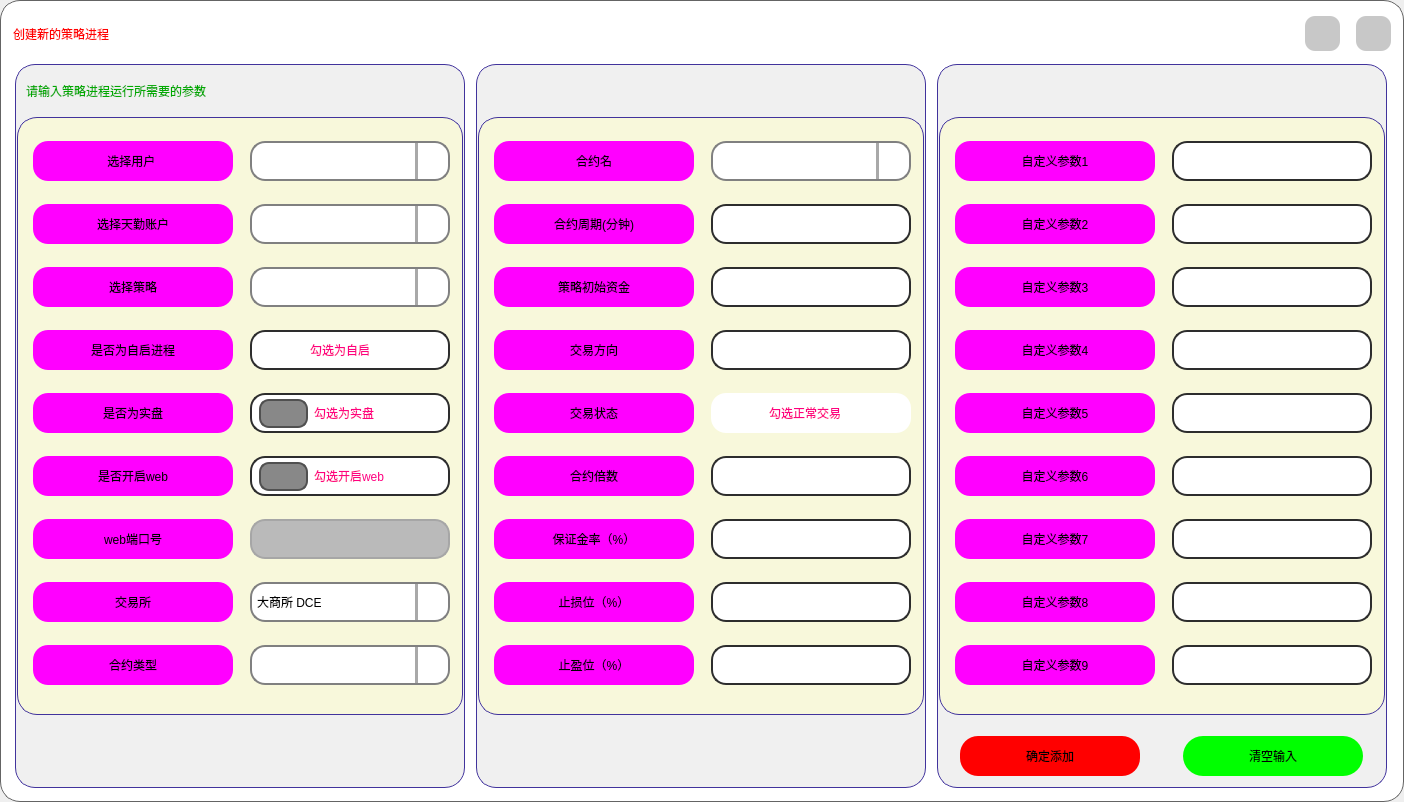
Old version of the form UI/CreateNewProcess_light.ui in the repository shiyindebcd/ProcessTrader.
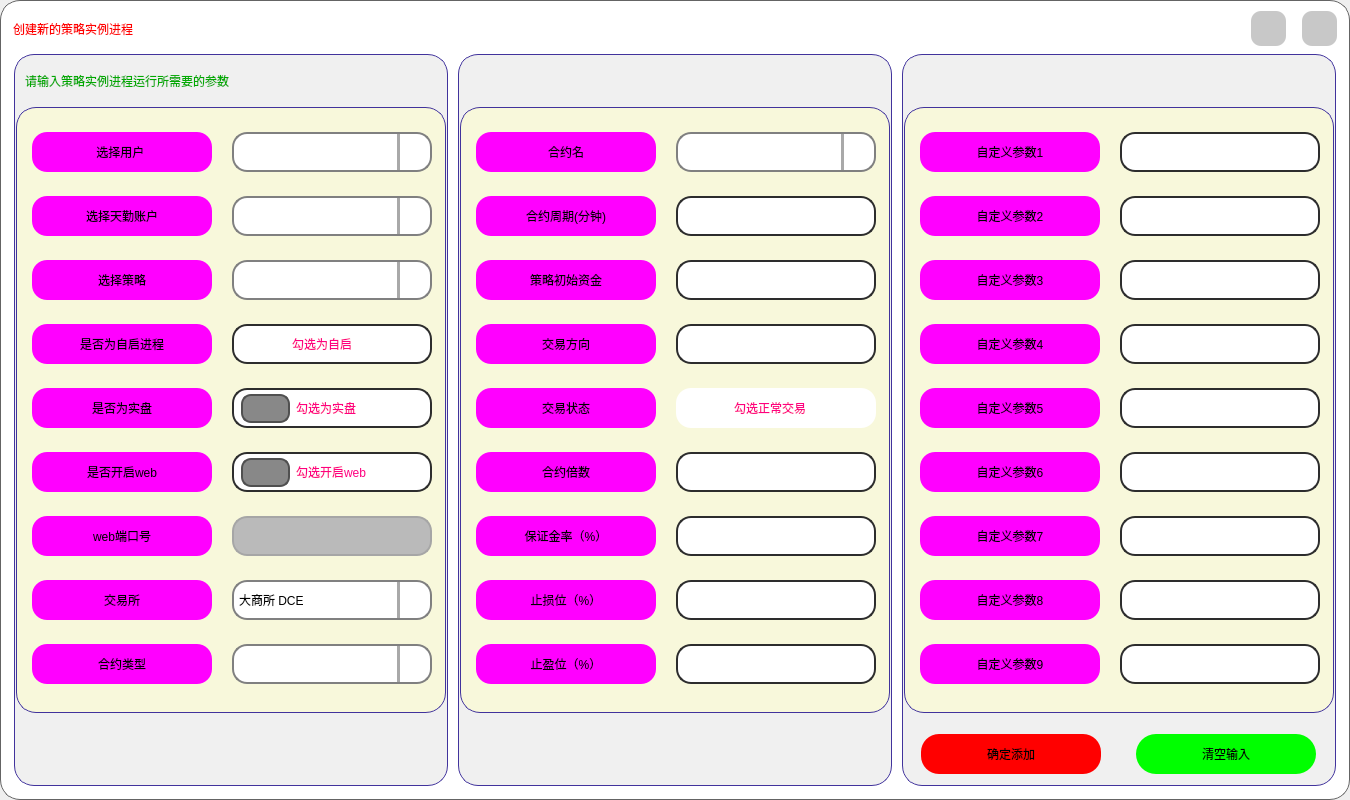
New version of the form. Icons and pictures are not drawn.

Diff of the .ui file:
```diff
--- a/UI/CreateNewProcess_light.ui
+++ b/UI/CreateNewProcess_light.ui
@@ -6,10 +6,22 @@
    <rect>
     <x>0</x>
     <y>0</y>
-    <width>1404</width>
-    <height>802</height>
+    <width>1350</width>
+    <height>800</height>
    </rect>
   </property>
+  <property name="minimumSize">
+   <size>
+    <width>0</width>
+    <height>0</height>
+   </size>
+  </property>
+  <property name="maximumSize">
+   <size>
+    <width>1350</width>
+    <height>800</height>
+   </size>
+  </property>
   <property name="windowTitle">
    <string>Form</string>
   </property>
@@ -34,6 +46,18 @@
    </property>
    <item>
     <widget class="QFrame" name="frame_3">
+     <property name="minimumSize">
+      <size>
+       <width>1350</width>
+       <height>800</height>
+      </size>
+     </property>
+     <property name="maximumSize">
+      <size>
+       <width>1350</width>
+       <height>800</height>
+      </size>
+     </property>
      <property name="styleSheet">
       <string notr="true">QFrame {
 	background-color: rgb(255, 255, 255);
@@ -99,7 +123,7 @@
            <property name="minimumSize">
             <size>
              <width>0</width>
-             <height>50</height>
+             <height>40</height>
             </size>
            </property>
            <property name="maximumSize">
@@ -114,7 +138,7 @@
 border: none;</string>
            </property>
            <property name="text">
-            <string>创建新的策略进程</string>
+            <string>创建新的策略实例进程</string>
            </property>
           </widget>
          </item>
@@ -296,16 +320,16 @@
         </property>
         <layout class="QHBoxLayout" name="horizontalLayout">
          <property name="spacing">
-          <number>0</number>
+          <number>10</number>
          </property>
          <property name="leftMargin">
-          <number>0</number>
+          <number>10</number>
          </property>
          <property name="topMargin">
           <number>0</number>
          </property>
          <property name="rightMargin">
-          <number>0</number>
+          <number>10</number>
          </property>
          <property name="bottomMargin">
           <number>10</number>
@@ -314,7 +338,7 @@
           <widget class="QFrame" name="frame_56">
            <property name="minimumSize">
             <size>
-             <width>450</width>
+             <width>430</width>
              <height>0</height>
             </size>
            </property>
@@ -394,7 +418,7 @@
 border: none;</string>
                  </property>
                  <property name="text">
-                  <string>请输入策略进程运行所需要的参数</string>
+                  <string>请输入策略实例进程运行所需要的参数</string>
                  </property>
                 </widget>
                </item>
@@ -451,13 +475,13 @@
                  </property>
                  <property name="minimumSize">
                   <size>
-                   <width>205</width>
+                   <width>185</width>
                    <height>0</height>
                   </size>
                  </property>
                  <property name="maximumSize">
                   <size>
-                   <width>205</width>
+                   <width>185</width>
                    <height>1000</height>
                   </size>
                  </property>
@@ -490,13 +514,13 @@
                    <widget class="QLabel" name="label_select_clients_name1">
                     <property name="minimumSize">
                      <size>
-                      <width>200</width>
+                      <width>180</width>
                       <height>40</height>
                      </size>
                     </property>
                     <property name="maximumSize">
                      <size>
-                      <width>200</width>
+                      <width>180</width>
                       <height>40</height>
                      </size>
                     </property>
@@ -534,13 +558,13 @@
                     </property>
                     <property name="minimumSize">
                      <size>
-                      <width>200</width>
+                      <width>180</width>
                       <height>40</height>
                      </size>
                     </property>
                     <property name="maximumSize">
                      <size>
-                      <width>20</width>
+                      <width>180</width>
                       <height>40</height>
                      </size>
                     </property>
@@ -578,13 +602,13 @@
                     </property>
                     <property name="minimumSize">
                      <size>
-                      <width>200</width>
+                      <width>180</width>
                       <height>40</height>
                      </size>
                     </property>
                     <property name="maximumSize">
                      <size>
-                      <width>200</width>
+                      <width>180</width>
                       <height>40</height>
                      </size>
                     </property>
@@ -619,13 +643,13 @@
                    <widget class="QLabel" name="label_whether_self_start">
                     <property name="minimumSize">
                      <size>
-                      <width>200</width>
+                      <width>180</width>
                       <height>40</height>
                      </size>
                     </property>
                     <property name="maximumSize">
                      <size>
-                      <width>200</width>
+                      <width>180</width>
                       <height>40</height>
                      </size>
                     </property>
@@ -663,13 +687,13 @@
                     </property>
                     <property name="minimumSize">
                      <size>
-                      <width>200</width>
+                      <width>180</width>
                       <height>40</height>
                      </size>
                     </property>
                     <property name="maximumSize">
                      <size>
-                      <width>200</width>
+                      <width>180</width>
                       <height>40</height>
                      </size>
                     </property>
@@ -704,13 +728,13 @@
                    <widget class="QLabel" name="label_whether_open_web_services">
                     <property name="minimumSize">
                      <size>
-                      <width>200</width>
+                      <width>180</width>
                       <height>40</height>
                      </size>
                     </property>
                     <property name="maximumSize">
                      <size>
-                      <width>200</width>
+                      <width>180</width>
                       <height>40</height>
                      </size>
                     </property>
@@ -745,13 +769,13 @@
                    <widget class="QLabel" name="label_web_port">
                     <property name="minimumSize">
                      <size>
-                      <width>200</width>
+                      <width>180</width>
                       <height>40</height>
                      </size>
                     </property>
                     <property name="maximumSize">
                      <size>
-                      <width>200</width>
+                      <width>180</width>
                       <height>40</height>
                      </size>
                     </property>
@@ -786,13 +810,13 @@
                    <widget class="QLabel" name="label_exchange">
                     <property name="minimumSize">
                      <size>
-                      <width>200</width>
+                      <width>180</width>
                       <height>40</height>
                      </size>
                     </property>
                     <property name="maximumSize">
                      <size>
-                      <width>200</width>
+                      <width>180</width>
                       <height>40</height>
                      </size>
                     </property>
@@ -827,13 +851,13 @@
                    <widget class="QLabel" name="label_5">
                     <property name="minimumSize">
                      <size>
-                      <width>200</width>
+                      <width>180</width>
                       <height>40</height>
                      </size>
                     </property>
                     <property name="maximumSize">
                      <size>
-                      <width>200</width>
+                      <width>180</width>
                       <height>40</height>
                      </size>
                     </property>
@@ -1844,7 +1868,7 @@
            </property>
            <property name="minimumSize">
             <size>
-             <width>450</width>
+             <width>430</width>
              <height>0</height>
             </size>
            </property>
@@ -1951,13 +1975,13 @@
                  </property>
                  <property name="minimumSize">
                   <size>
-                   <width>205</width>
+                   <width>185</width>
                    <height>0</height>
                   </size>
                  </property>
                  <property name="maximumSize">
                   <size>
-                   <width>205</width>
+                   <width>185</width>
                    <height>1000</height>
                   </size>
                  </property>
@@ -1990,13 +2014,13 @@
                    <widget class="QLabel" name="label_symbol">
                     <property name="minimumSize">
                      <size>
-                      <width>200</width>
+                      <width>180</width>
                       <height>40</height>
                      </size>
                     </property>
                     <property name="maximumSize">
                      <size>
-                      <width>200</width>
+                      <width>180</width>
                       <height>40</height>
                      </size>
                     </property>
@@ -2028,13 +2052,13 @@
                    <widget class="QLabel" name="label_symbol_period">
                     <property name="minimumSize">
                      <size>
-                      <width>200</width>
+                      <width>180</width>
                       <height>40</height>
                      </size>
                     </property>
                     <property name="maximumSize">
                      <size>
-                      <width>200</width>
+                      <width>180</width>
                       <height>40</height>
                      </size>
                     </property>
@@ -2069,13 +2093,13 @@
                    <widget class="QLabel" name="label_initial_capital">
                     <property name="minimumSize">
                      <size>
-                      <width>200</width>
+                      <width>180</width>
                       <height>40</height>
                      </size>
                     </property>
                     <property name="maximumSize">
                      <size>
-                      <width>200</width>
+                      <width>180</width>
                       <height>40</height>
                      </size>
                     </property>
@@ -2110,13 +2134,13 @@
                    <widget class="QLabel" name="label_orientation">
                     <property name="minimumSize">
                      <size>
-                      <width>200</width>
+                      <width>180</width>
                       <height>40</height>
                      </size>
                     </property>
                     <property name="maximumSize">
                      <size>
-                      <width>200</width>
+                      <width>180</width>
                       <height>40</height>
                      </size>
                     </property>
@@ -2151,13 +2175,13 @@
                    <widget class="QLabel" name="label_trading_status">
                     <property name="minimumSize">
                      <size>
-                      <width>200</width>
+                      <width>180</width>
                       <height>40</height>
                      </size>
                     </property>
                     <property name="maximumSize">
                      <size>
-                      <width>200</width>
+                      <width>180</width>
                       <height>40</height>
                      </size>
                     </property>
@@ -2189,13 +2213,13 @@
                    <widget class="QLabel" name="label_contract_multiples">
                     <property name="minimumSize">
                      <size>
-                      <width>200</width>
+                      <width>180</width>
                       <height>40</height>
                      </size>
                     </property>
                     <property name="maximumSize">
                      <size>
-                      <width>200</width>
+                      <width>180</width>
                       <height>40</height>
                      </size>
                     </property>
@@ -2230,13 +2254,13 @@
                    <widget class="QLabel" name="label_margin_rate">
                     <property name="minimumSize">
                      <size>
-                      <width>200</width>
+                      <width>180</width>
                       <height>40</height>
                      </size>
                     </property>
                     <property name="maximumSize">
                      <size>
-                      <width>200</width>
+                      <width>180</width>
                       <height>40</height>
                      </size>
                     </property>
@@ -2271,13 +2295,13 @@
                    <widget class="QLabel" name="label_stop_loss">
                     <property name="minimumSize">
                      <size>
-                      <width>200</width>
+                      <width>180</width>
                       <height>40</height>
                      </size>
                     </property>
                     <property name="maximumSize">
                      <size>
-                      <width>200</width>
+                      <width>180</width>
                       <height>40</height>
                      </size>
                     </property>
@@ -2312,13 +2336,13 @@
                    <widget class="QLabel" name="label_stop_profit">
                     <property name="minimumSize">
                      <size>
-                      <width>200</width>
+                      <width>180</width>
                       <height>40</height>
                      </size>
                     </property>
                     <property name="maximumSize">
                      <size>
-                      <width>200</width>
+                      <width>180</width>
                       <height>40</height>
                      </size>
                     </property>
@@ -2923,7 +2947,7 @@
            </property>
            <property name="minimumSize">
             <size>
-             <width>450</width>
+             <width>430</width>
              <height>0</height>
             </size>
            </property>
@@ -3030,13 +3054,13 @@
                  </property>
                  <property name="minimumSize">
                   <size>
-                   <width>205</width>
+                   <width>185</width>
                    <height>0</height>
                   </size>
                  </property>
                  <property name="maximumSize">
                   <size>
-                   <width>205</width>
+                   <width>185</width>
                    <height>1000</height>
                   </size>
                  </property>
@@ -3069,13 +3093,13 @@
                    <widget class="QLabel" name="label_Customized_parameters1">
                     <property name="minimumSize">
                      <size>
-                      <width>200</width>
+                      <width>180</width>
                       <height>40</height>
                      </size>
                     </property>
                     <property name="maximumSize">
                      <size>
-                      <width>200</width>
+                      <width>180</width>
                       <height>40</height>
                      </size>
                     </property>
@@ -3107,13 +3131,13 @@
                    <widget class="QLabel" name="label_Customized_parameters2">
                     <property name="minimumSize">
                      <size>
-                      <width>200</width>
+                      <width>180</width>
                       <height>40</height>
                      </size>
                     </property>
                     <property name="maximumSize">
                      <size>
-                      <width>200</width>
+                      <width>180</width>
                       <height>40</height>
                      </size>
                     </property>
@@ -3148,13 +3172,13 @@
                    <widget class="QLabel" name="label_Customized_parameters3">
                     <property name="minimumSize">
                      <size>
-                      <width>200</width>
+                      <width>180</width>
                       <height>40</height>
                      </size>
                     </property>
                     <property name="maximumSize">
                      <size>
-                      <width>200</width>
+                      <width>180</width>
                       <height>40</height>
                      </size>
                     </property>
@@ -3189,13 +3213,13 @@
                    <widget class="QLabel" name="label_Customized_parameters4">
                     <property name="minimumSize">
                      <size>
-                      <width>200</width>
+                      <width>180</width>
                       <height>40</height>
                      </size>
                     </property>
                     <property name="maximumSize">
                      <size>
-                      <width>200</width>
+                      <width>180</width>
                       <height>40</height>
                      </size>
                     </property>
@@ -3230,13 +3254,13 @@
                    <widget class="QLabel" name="label_Customized_parameters5">
                     <property name="minimumSize">
                      <size>
-                      <width>200</width>
+                      <width>180</width>
                       <height>40</height>
                      </size>
                     </property>
                     <property name="maximumSize">
                      <size>
-                      <width>200</width>
+                      <width>180</width>
                       <height>40</height>
                      </size>
                     </property>
@@ -3271,13 +3295,13 @@
                    <widget class="QLabel" name="label_Customized_parameters6">
                     <property name="minimumSize">
                      <size>
-                      <width>200</width>
+                      <width>180</width>
                       <height>40</height>
                      </size>
                     </property>
                     <property name="maximumSize">
                      <size>
-                      <width>200</width>
+                      <width>180</width>
                       <height>40</height>
                      </size>
                     </property>
@@ -3312,13 +3336,13 @@
                    <widget class="QLabel" name="label_Customized_parameters7">
                     <property name="minimumSize">
                      <size>
-                      <width>200</width>
+                      <width>180</width>
                       <height>40</height>
                      </size>
                     </property>
                     <property name="maximumSize">
                      <size>
-                      <width>200</width>
+                      <width>180</width>
                       <height>40</height>
                      </size>
                     </property>
@@ -3353,13 +3377,13 @@
                    <widget class="QLabel" name="label_Customized_parameters">
                     <property name="minimumSize">
                      <size>
-                      <width>200</width>
+                      <width>180</width>
                       <height>40</height>
                      </size>
                     </property>
                     <property name="maximumSize">
                      <size>
-                      <width>200</width>
+                      <width>180</width>
                       <height>40</height>
                      </size>
                     </property>
@@ -3394,13 +3418,13 @@
                    <widget class="QLabel" name="label_Customized_parameters9">
                     <property name="minimumSize">
                      <size>
-                      <width>200</width>
+                      <width>180</width>
                       <height>40</height>
                      </size>
                     </property>
                     <property name="maximumSize">
                      <size>
-                      <width>200</width>
+                      <width>180</width>
                       <height>40</height>
                      </size>
                     </property>
```
